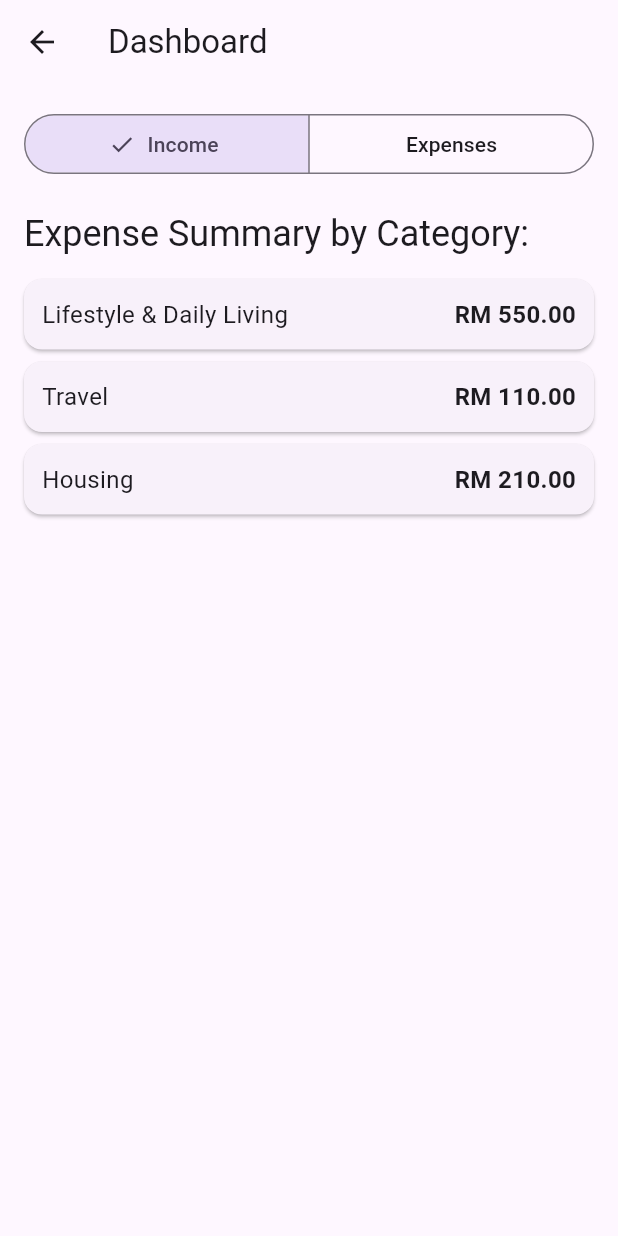
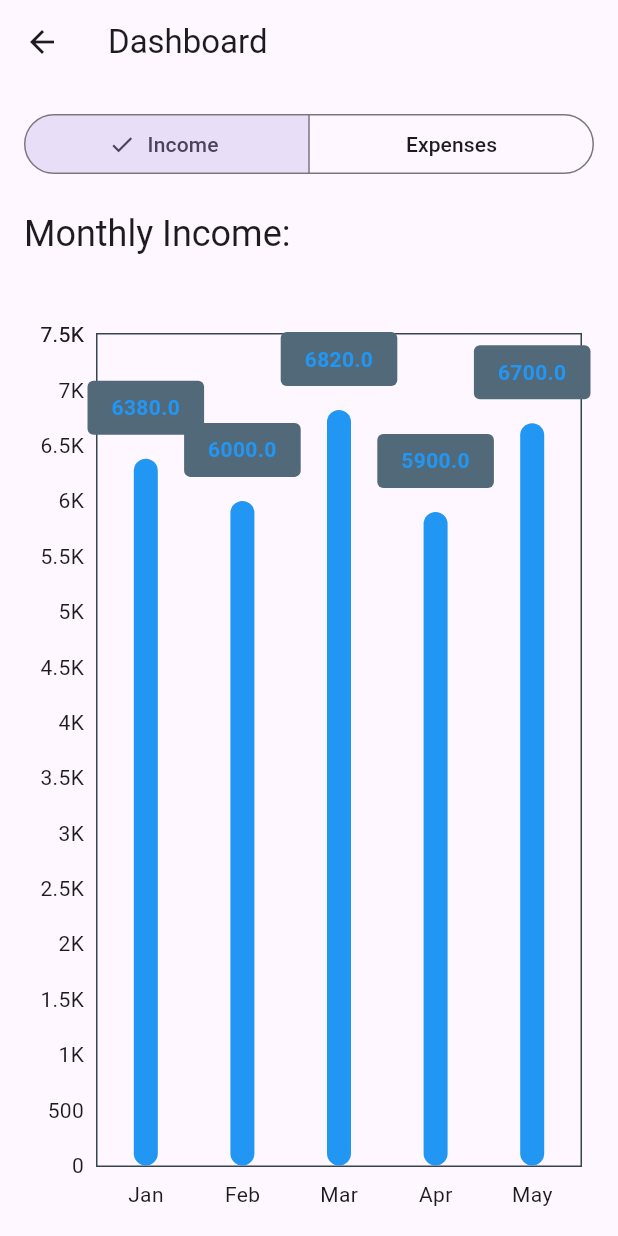
Before and after one commit to Jiunhong712/Tax_Assistant, a Flutter app: the DashboardPage screen opened directly, after a tap on "Income", on a phone screen of 412 x 824 dp. Run offline on Flutter 3.47's test engine with Material 3 defaults, Android fonts, the light colour scheme and no system bars; drawn by our look-alikes of fl_chart; our stand-ins replace file_picker, get; missing offline and left inert: universal_html.

Commit message:
Fixed minor GetX bugs

```diff
--- a/taxassistant/lib/chatbot page/chatbot_page.dart
+++ b/taxassistant/lib/chatbot page/chatbot_page.dart
@@ -1,8 +1,8 @@
 import 'package:flutter/material.dart';
 import 'package:get/get.dart'; // Import GetX
+import 'package:taxassistant/history%20page/history_controller.dart';
 import 'dart:convert'; // For JSON encoding
 import '../models/mock_data.dart'; // Import mock data
-import '../controllers/expense_controller.dart'; // Import ExpenseController
 
 class ChatbotPage extends StatefulWidget {
   const ChatbotPage({Key? key}) : super(key: key);
@@ -142,9 +142,9 @@ Use this data to calculate taxes, suggest deductions, or categorize expenses for
     });
 
     // Get expense data from controller
-    final expenseController =
-        Get.find<ExpenseController>(); // Get instance of ExpenseController
-    final List<Expense> expenses = expenseController.expenses;
+    final historyController =
+        Get.find<HistoryController>(); // Get instance of ExpenseController
+    final List<Expense> expenses = historyController.mockExpenses;
 
     // Prepare data for API call
     final List<Map<String, dynamic>> expensesData =
--- a/taxassistant/lib/controllers/expense_controller.dart
+++ /dev/null
@@ -1,16 +0,0 @@
-import 'package:get/get.dart';
-import '../models/mock_data.dart'; // Import mock data
-import 'package:taxassistant/history%20page/history_controller.dart';
-
-class ExpenseController extends GetxController {
-  final List<Expense> _expenses =
-      [...mockExpenses].obs; // Use mock data and make it observable
-
-  List<Expense> get expenses => _expenses;
-
-  void addExpense(Expense expense) {
-    _expenses.add(expense);
-  }
-
-  // You might add methods here to update or remove expenses later
-}
--- a/taxassistant/lib/dashboard page/dashboard_page.dart
+++ b/taxassistant/lib/dashboard page/dashboard_page.dart
@@ -1,7 +1,8 @@
 import 'package:flutter/material.dart';
 import 'package:get/get.dart'; // Import GetX
 import '../models/mock_data.dart';
-import '../controllers/expense_controller.dart'; // Import ExpenseController
+import '../history page/history_controller.dart'; // Import history_controller.dart
+import 'package:fl_chart/fl_chart.dart'; // Import fl_chart
 
 enum DashboardView { Income, Expenses } // Define enum for dashboard views
 
@@ -19,8 +20,8 @@ class _DashboardPageState extends State<DashboardPage> {
 
   @override
   Widget build(BuildContext context) {
-    final expenseController =
-        Get.find<ExpenseController>(); // Get instance of ExpenseController
+    final historyController =
+        Get.find<HistoryController>(); // Get instance of ExpenseController
 
     return Scaffold(
       appBar: AppBar(title: const Text('Dashboard')),
@@ -50,9 +51,120 @@ class _DashboardPageState extends State<DashboardPage> {
             ),
             const SizedBox(height: 20),
             // Conditionally display content based on selected view
-            // Removed Income view as mockIncome was removed
             Expanded(
-              child: Column(
+              child:
+                  _selectedView == DashboardView.Income
+                      ? _buildIncomeView() // Build Income view
+                      : _buildExpenseView(
+                        historyController,
+                      ), // Build Expense view
+            ),
+          ],
+        ),
+      ),
+    );
+  }
+
+  Widget _buildIncomeView() {
+    final monthlyIncome = _calculateMonthlyIncome(
+      HistoryController().mockIncome,
+    );
+
+    if (monthlyIncome.isEmpty) {
+      return const Center(child: Text('No income data available.'));
+    }
+
+    // Prepare data for the chart
+    final List<BarChartGroupData> barGroups =
+        monthlyIncome.entries.map((entry) {
+          // Assuming entry.key is a month index (0 for Jan, 1 for Feb, etc.)
+          return BarChartGroupData(
+            x: entry.key,
+            barRods: [
+              BarChartRodData(toY: entry.value, color: Colors.blue, width: 16),
+            ],
+            showingTooltipIndicators: [0],
+          );
+        }).toList();
+
+    return Column(
+      crossAxisAlignment: CrossAxisAlignment.stretch,
+      children: [
+        Text(
+          'Monthly Income:',
+          style: Theme.of(context).textTheme.headlineSmall,
+        ),
+        const SizedBox(height: 50),
+        Expanded(
+          child: Padding(
+            padding: const EdgeInsets.symmetric(horizontal: 8.0),
+            child: BarChart(
+              BarChartData(
+                gridData: const FlGridData(show: false),
+                titlesData: FlTitlesData(
+                  leftTitles: const AxisTitles(
+                    sideTitles: SideTitles(showTitles: true, reservedSize: 40),
+                  ),
+                  bottomTitles: AxisTitles(
+                    sideTitles: SideTitles(
+                      showTitles: true,
+                      reservedSize: 30,
+                      getTitlesWidget: (value, meta) {
+                        const months = [
+                          'Jan',
+                          'Feb',
+                          'Mar',
+                          'Apr',
+                          'May',
+                          'Jun',
+                          'Jul',
+                          'Aug',
+                          'Sep',
+                          'Oct',
+                          'Nov',
+                          'Dec',
+                        ];
+                        return SideTitleWidget(
+                          axisSide: meta.axisSide,
+                          space: 8.0,
+                          child: Text(months[value.toInt() % 12]),
+                        );
+                      },
+                    ),
+                  ),
+                  rightTitles: const AxisTitles(
+                    sideTitles: SideTitles(showTitles: false),
+                  ),
+                  topTitles: const AxisTitles(
+                    sideTitles: SideTitles(showTitles: false),
+                  ),
+                ),
+                borderData: FlBorderData(
+                  show: true,
+                  border: Border.all(color: const Color(0xff37434d), width: 1),
+                ),
+                barGroups: barGroups,
+                alignment: BarChartAlignment.spaceAround,
+                maxY:
+                    monthlyIncome.values.reduce((a, b) => a > b ? a : b) *
+                    1.1, // Add some padding to the top
+              ),
+            ),
+          ),
+        ),
+      ],
+    );
+  }
+
+  Widget _buildExpenseView(HistoryController historyController) {
+    final categoryTotals = _calculateCategoryTotals(
+      historyController.mockExpenses,
+    );
+
+    if (categoryTotals.isEmpty) {
+      return const Center(child: Text('No expenses recorded yet.'));
+    }
+    return Column(
       crossAxisAlignment: CrossAxisAlignment.stretch,
       children: [
         Text(
@@ -61,18 +173,7 @@ class _DashboardPageState extends State<DashboardPage> {
         ),
         const SizedBox(height: 10),
         Expanded(
-                    child: Obx(() {
-                      // Use Obx for reactivity
-                      final categoryTotals = _calculateCategoryTotals(
-                        expenseController.expenses, // Use expenseController
-                      );
-
-                      if (categoryTotals.isEmpty) {
-                        return const Center(
-                          child: Text('No expenses recorded yet.'),
-                        );
-                      }
-                      return ListView.builder(
+          child: ListView.builder(
             itemCount: categoryTotals.length,
             itemBuilder: (context, index) {
               final category = categoryTotals.keys.elementAt(index);
@@ -82,13 +183,9 @@ class _DashboardPageState extends State<DashboardPage> {
                 child: Padding(
                   padding: const EdgeInsets.all(12.0),
                   child: Row(
-                                mainAxisAlignment:
-                                    MainAxisAlignment.spaceBetween,
+                    mainAxisAlignment: MainAxisAlignment.spaceBetween,
                     children: [
-                                  Text(
-                                    category,
-                                    style: const TextStyle(fontSize: 16),
-                                  ),
+                      Text(category, style: const TextStyle(fontSize: 16)),
                       Text(
                         'RM ${total.toStringAsFixed(2)}',
                         style: const TextStyle(
@@ -101,15 +198,9 @@ class _DashboardPageState extends State<DashboardPage> {
                 ),
               );
             },
-                      );
-                    }),
-                  ),
-                ],
           ),
         ),
       ],
-        ),
-      ),
     );
   }
 
@@ -124,4 +215,23 @@ class _DashboardPageState extends State<DashboardPage> {
     }
     return categoryTotals;
   }
+
+  Map<int, double> _calculateMonthlyIncome(List<Expense> income) {
+    final Map<int, double> monthlyTotals = {};
+    for (var entry in income) {
+      try {
+        final date = DateTime.parse(entry.date);
+        final month = date.month - 1; // 0 for January, 11 for December
+        monthlyTotals.update(
+          month,
+          (value) => value + entry.total,
+          ifAbsent: () => entry.total,
+        );
+      } catch (e) {
+        // Handle potential date parsing errors
+        print('Error parsing date: ${entry.date}');
       }
+    }
+    return monthlyTotals;
+  }
+}
--- a/taxassistant/lib/history page/history_controller.dart
+++ b/taxassistant/lib/history page/history_controller.dart
@@ -1,76 +1,113 @@
 import '../models/mock_data.dart';
+import 'package:get/get.dart';
 
+class HistoryController extends GetxController {
   // Mock Expense Data
   final List<Expense> mockExpenses = [
     Expense(
-    vendor: 'Groceries',
-    date: '2025-05-10',
-    total: 150.00,
-    fullText: 'Weekly groceries',
+      vendor: 'Popular Bookstore',
+      date: '2025-05-01',
+      total: 120.00,
+      fullText: 'Purchase of books and reference materials',
       category: 'Lifestyle & Daily Living',
     ),
     Expense(
-    vendor: 'Restaurant',
-    date: '2025-05-12',
-    total: 80.00,
-    fullText: 'Dinner with friends',
+      vendor: 'Machines Malaysia',
+      date: '2025-05-02',
+      total: 4300.00,
+      fullText: 'New MacBook Air for work and study',
       category: 'Lifestyle & Daily Living',
     ),
     Expense(
-    vendor: 'Petrol',
-    date: '2025-05-14',
-    total: 100.00,
-    fullText: 'Car fuel',
-    category: 'Travel',
-  ),
-  Expense(
-    vendor: 'Internet Bill',
-    date: '2025-05-15',
-    total: 90.00,
-    fullText: 'Monthly internet bill',
-    category: 'Housing',
-  ),
-  Expense(
-    vendor: 'Electricity Bill',
-    date: '2025-05-15',
-    total: 120.00,
-    fullText: 'Monthly electricity bill',
-    category: 'Housing',
-  ),
-  Expense(
-    vendor: 'Mobile Bill',
-    date: '2025-05-16',
-    total: 60.00,
-    fullText: 'Monthly mobile bill',
+      vendor: 'Fitness First',
+      date: '2025-05-03',
+      total: 180.00,
+      fullText: 'Monthly gym membership',
       category: 'Lifestyle & Daily Living',
     ),
     Expense(
-    vendor: 'Cinema Tickets',
-    date: '2025-05-17',
-    total: 40.00,
-    fullText: 'Movie night',
+      vendor: 'Maxis Internet',
+      date: '2025-05-04',
+      total: 120.00,
+      fullText: 'Monthly broadband bill',
       category: 'Lifestyle & Daily Living',
     ),
     Expense(
-    vendor: 'Book Store',
-    date: '2025-05-18',
-    total: 70.00,
-    fullText: 'Buying a new book',
+      vendor: 'Marathon Malaysia',
+      date: '2025-05-05',
+      total: 90.00,
+      fullText: 'Marathon registration fee',
       category: 'Lifestyle & Daily Living',
     ),
     Expense(
-    vendor: 'Bus Fare',
-    date: '2025-05-19',
-    total: 10.00,
-    fullText: 'Daily commute',
-    category: 'Travel',
+      vendor: 'Babyland Store',
+      date: '2025-05-06',
+      total: 800.00,
+      fullText: 'Electric breast pump and accessories',
+      category: 'Childcare & Parenting',
     ),
     Expense(
-    vendor: 'Gym Membership',
-    date: '2025-05-20',
+      vendor: 'Little Star Kindergarten',
+      date: '2025-05-07',
+      total: 900.00,
+      fullText: 'Monthly childcare fee',
+      category: 'Childcare & Parenting',
+    ),
+    Expense(
+      vendor: 'PTPTN SSPN-i',
+      date: '2025-05-08',
+      total: 3000.00,
+      fullText: 'Education savings deposit',
+      category: 'Retirement & Investment',
+    ),
+    Expense(
+      vendor: 'Pantai Hospital',
+      date: '2025-05-09',
+      total: 620.00,
+      fullText: 'Specialist consultation and medication',
+      category: 'Medical & Health',
+    ),
+    Expense(
+      vendor: 'Guardian Pharmacy',
+      date: '2025-05-10',
       total: 150.00,
-    fullText: 'Monthly gym subscription',
+      fullText: 'Medical supplies and supplements',
+      category: 'Medical & Health',
+    ),
+    Expense(
+      vendor: 'AIA Insurance',
+      date: '2025-05-11',
+      total: 2400.00,
+      fullText: 'Annual medical and education insurance premium',
+      category: 'Retirement & Investment',
+    ),
+    Expense(
+      vendor: 'PRSB Malaysia',
+      date: '2025-05-12',
+      total: 3000.00,
+      fullText: 'Private retirement scheme contribution',
+      category: 'Retirement & Investment',
+    ),
+    Expense(
+      vendor: 'EV ChargeGo',
+      date: '2025-05-13',
+      total: 60.00,
+      fullText: 'Electric vehicle charging fee',
       category: 'Lifestyle & Daily Living',
+    ),
+    Expense(
+      vendor: 'Tesla Malaysia',
+      date: '2025-05-13',
+      total: 2300.00,
+      fullText: 'Home EV wall charger purchase',
+      category: 'Lifestyle & Daily Living',
+    ),
+    Expense(
+      vendor: 'Maybank Home Loan',
+      date: '2025-05-14',
+      total: 480.00,
+      fullText: 'Monthly interest payment on housing loan (1st home)',
+      category: 'Housing',
     ),
   ];
 
@@ -176,3 +213,4 @@ final List<Expense> mockIncome = [
       category: 'Investment',
     ),
   ];
+}
--- a/taxassistant/lib/history page/history_page.dart
+++ b/taxassistant/lib/history page/history_page.dart
@@ -1,4 +1,5 @@
 import 'package:flutter/material.dart';
+import 'package:get/get.dart';
 import 'package:http/http.dart' as http;
 import 'dart:convert';
 import '../models/mock_data.dart'; // mockIncome will be moved here
@@ -15,6 +16,7 @@ class HistoryPage extends StatefulWidget {
 }
 
 class _HistoryPageState extends State<HistoryPage> {
+  final historyController = Get.find<HistoryController>();
   List<Expense> _allHistory = [];
   List<Expense> _incomeHistory = [];
   List<Expense> _expenseHistory = [];
@@ -55,9 +57,12 @@ class _HistoryPageState extends State<HistoryPage> {
     await Future.delayed(const Duration(seconds: 2)); // Simulate network delay
 
     // Access mockIncome and mockExpenses from mock_data.dart
-    _allHistory = [...mockExpenses, ...mockIncome]; // Combine for all history
-    _incomeHistory = mockIncome;
-    _expenseHistory = mockExpenses;
+    _allHistory = [
+      ...historyController.mockExpenses,
+      ...historyController.mockIncome,
+    ]; // Combine for all history
+    _incomeHistory = historyController.mockIncome;
+    _expenseHistory = historyController.mockExpenses;
 
     _populateAvailableFilters();
 
--- a/taxassistant/lib/main.dart
+++ b/taxassistant/lib/main.dart
@@ -1,13 +1,13 @@
 import 'package:flutter/material.dart';
-import 'package:get/get.dart'; // Import GetX
+import 'package:get/get.dart';
 import 'package:taxassistant/upload%20page/upload_page.dart';
 import 'package:taxassistant/history%20page/history_page.dart';
 import 'package:taxassistant/dashboard%20page/dashboard_page.dart';
 import 'package:taxassistant/components/chatbot_button.dart';
-import 'controllers/expense_controller.dart'; // Import ExpenseController
+import 'package:taxassistant/history%20page/history_controller.dart';
 
 void main() {
-  Get.put(ExpenseController()); // Register ExpenseController
+  Get.put(HistoryController());
   runApp(const MyApp());
 }
 
--- a/taxassistant/lib/upload page/upload_page.dart
+++ b/taxassistant/lib/upload page/upload_page.dart
@@ -3,7 +3,7 @@ import 'package:flutter/material.dart';
 import 'dart:typed_data'; // Required for Uint8List
 import 'package:get/get.dart'; // Import GetX
 import 'upload_controller.dart'; // Import the controller
-import '../controllers/expense_controller.dart'; // Import ExpenseController
+import 'package:taxassistant/history%20page/history_controller.dart';
 
 class UploadPage extends StatefulWidget {
   const UploadPage({Key? key}) : super(key: key);
@@ -16,8 +16,7 @@ class _UploadPageState extends State<UploadPage> {
   @override
   Widget build(BuildContext context) {
     final uploadController = Get.put(UploadController());
-    final expenseController =
-        Get.find<ExpenseController>(); // Get instance of ExpenseController
+    final historyController = Get.put(HistoryController());
 
     return Scaffold(
       appBar: AppBar(title: const Text('Upload Document')),
@@ -146,7 +145,7 @@ class _UploadPageState extends State<UploadPage> {
                                     uploadController.processedExpense != null
                                         ? () {
                                           uploadController.generateReport(
-                                            expenseController.expenses,
+                                            historyController.mockExpenses,
                                           );
                                         }
                                         : null,
```
Lines whose indentation alone changed are shown as unchanged.
